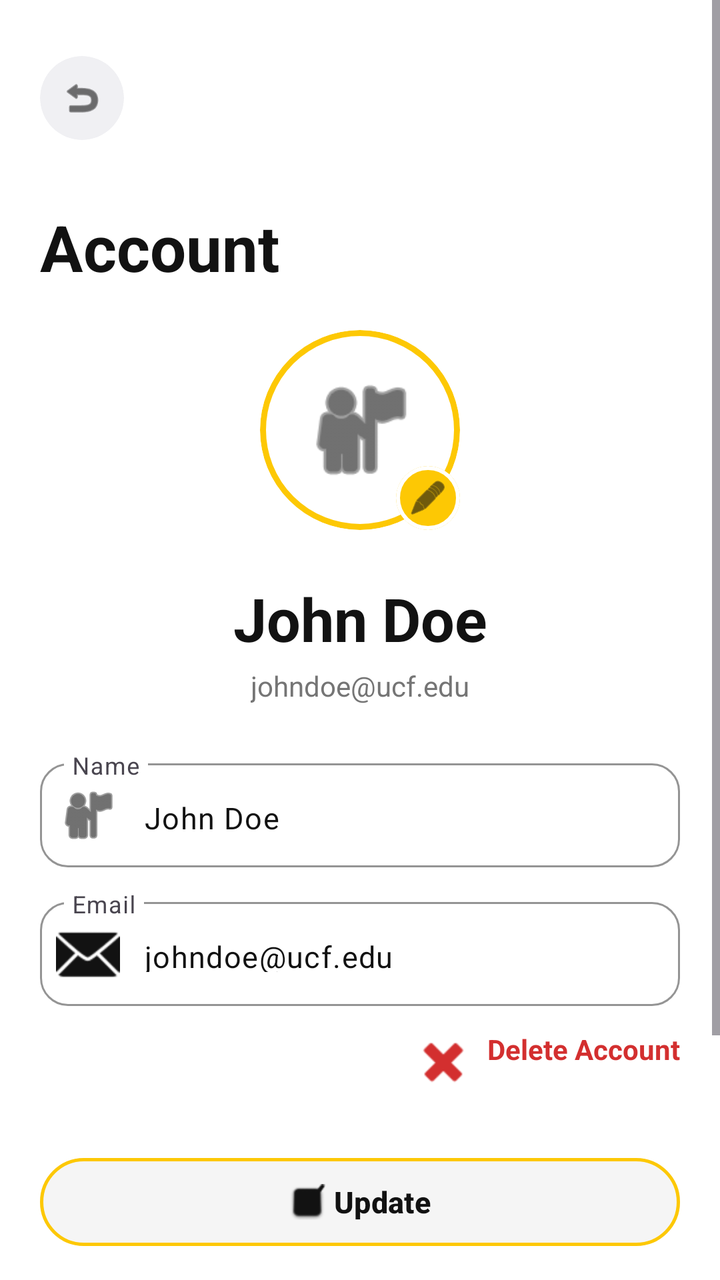
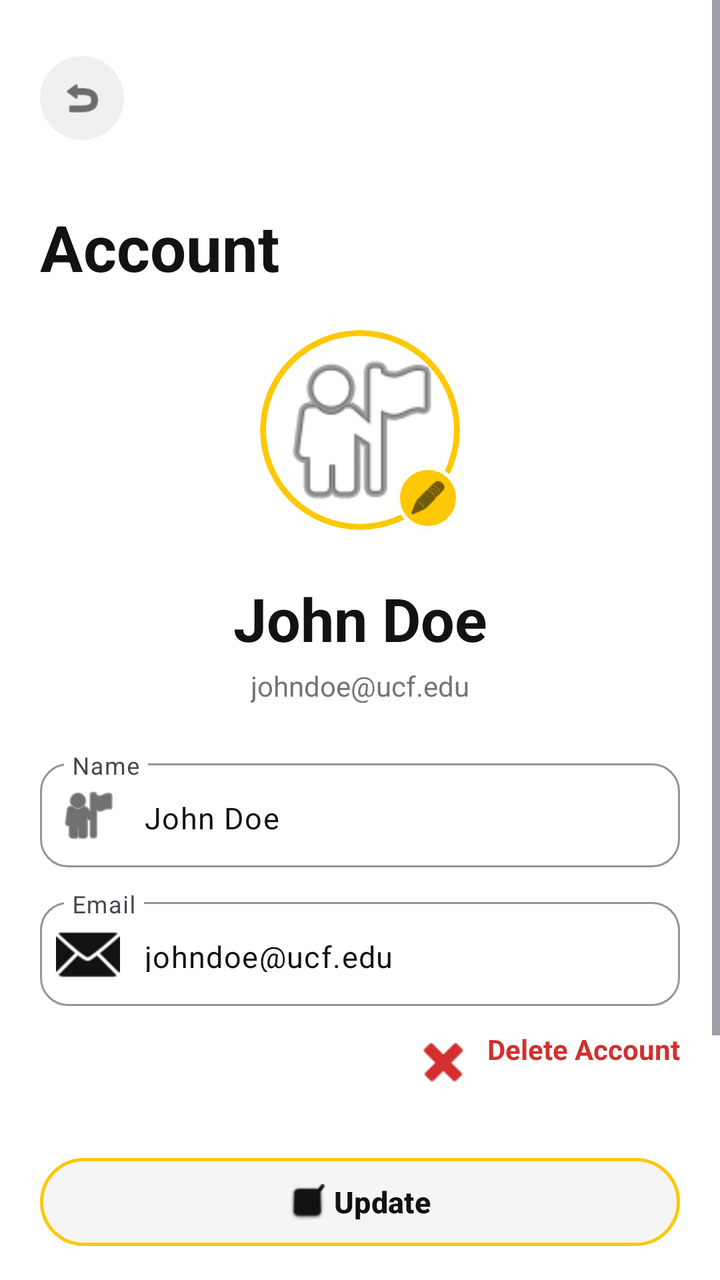

An Android layout rendered at two revisions. The XML below is the earlier revision; the diff shows what the commit changed to produce the second picture.
<!-- AndroidManifest.xml: application theme Theme.AudioGraffiti -->
<!-- res/layout/setting_account_page.xml -->
<?xml version="1.0" encoding="utf-8"?>
<ScrollView xmlns:android="http://schemas.android.com/apk/res/android"
    xmlns:app="http://schemas.android.com/apk/res-auto"
    xmlns:tools="http://schemas.android.com/tools"
    android:layout_width="match_parent"
    android:layout_height="match_parent"
    android:background="#FFFFFF"
    android:fillViewport="true">

    <androidx.constraintlayout.widget.ConstraintLayout
        android:layout_width="match_parent"
        android:layout_height="wrap_content"
        android:padding="20dp">

        
        <com.google.android.material.card.MaterialCardView
            android:id="@+id/back_button_card"
            android:layout_width="42dp"
            android:layout_height="42dp"
            android:layout_marginTop="8dp"
            app:cardBackgroundColor="#F0F0F3"
            app:cardCornerRadius="21dp"
            app:cardElevation="0dp"
            app:strokeWidth="0dp"
            app:layout_constraintStart_toStartOf="parent"
            app:layout_constraintTop_toTopOf="parent">

            <ImageView
                android:layout_width="match_parent"
                android:layout_height="match_parent"
                android:padding="10dp"
                android:src="@android:drawable/ic_menu_revert"
                app:tint="#121212" />
        </com.google.android.material.card.MaterialCardView>

        
        <TextView
            android:id="@+id/screen_title"
            android:layout_width="wrap_content"
            android:layout_height="wrap_content"
            android:layout_marginTop="32dp"
            android:text="Account"
            android:textColor="#121212"
            android:textSize="32sp"
            android:textStyle="bold"
            app:layout_constraintStart_toStartOf="parent"
            app:layout_constraintTop_toBottomOf="@+id/back_button_card" />

        
        <FrameLayout
            android:id="@+id/avatar_container"
            android:layout_width="100dp"
            android:layout_height="100dp"
            android:layout_marginTop="20dp"
            app:layout_constraintEnd_toEndOf="parent"
            app:layout_constraintStart_toStartOf="parent"
            app:layout_constraintTop_toBottomOf="@+id/screen_title">

            
            <com.google.android.material.card.MaterialCardView
                android:layout_width="100dp"
                android:layout_height="100dp"
                app:cardBackgroundColor="#FFFFFF"
                app:cardCornerRadius="50dp"
                app:cardElevation="0dp"
                app:strokeColor="#FDC804"
                app:strokeWidth="3dp">

                <ImageView
                    android:id="@+id/avatar_imageView"
                    android:layout_width="match_parent"
                    android:layout_height="match_parent"
                    android:padding="20dp"
                    android:src="@android:drawable/ic_menu_myplaces"
                    app:tint="#121212" />
            </com.google.android.material.card.MaterialCardView>

            
            <com.google.android.material.card.MaterialCardView
                android:id="@+id/edit_avatar_badge"
                android:layout_width="32dp"
                android:layout_height="32dp"
                android:layout_gravity="bottom|end"
                app:cardBackgroundColor="#FDC804"
                app:cardCornerRadius="16dp"
                app:cardElevation="0dp"
                app:strokeColor="#FFFFFF"
                app:strokeWidth="2dp">

                <ImageView
                    android:layout_width="match_parent"
                    android:layout_height="match_parent"
                    android:padding="6dp"
                    android:src="@android:drawable/ic_menu_edit"
                    app:tint="#121212" />
            </com.google.android.material.card.MaterialCardView>
        </FrameLayout>

        
        <TextView
            android:id="@+id/username_textView"
            android:layout_width="wrap_content"
            android:layout_height="wrap_content"
            android:layout_marginTop="24dp"
            android:text="John Doe"
            android:textColor="#121212"
            android:textSize="30sp"
            android:textStyle="bold"
            app:layout_constraintEnd_toEndOf="parent"
            app:layout_constraintStart_toStartOf="parent"
            app:layout_constraintTop_toBottomOf="@+id/avatar_container" />

        
        <TextView
            android:id="@+id/email_textView"
            android:layout_width="wrap_content"
            android:layout_height="wrap_content"
            android:layout_marginTop="4dp"
            android:text="johndoe@ucf.edu"
            android:textColor="#757575"
            android:textSize="14sp"
            app:layout_constraintEnd_toEndOf="parent"
            app:layout_constraintStart_toStartOf="parent"
            app:layout_constraintTop_toBottomOf="@+id/username_textView" />

        
        <LinearLayout
            android:id="@+id/input_fields_container"
            android:layout_width="0dp"
            android:layout_height="wrap_content"
            android:layout_marginTop="24dp"
            android:orientation="vertical"
            app:layout_constraintEnd_toEndOf="parent"
            app:layout_constraintStart_toStartOf="parent"
            app:layout_constraintTop_toBottomOf="@+id/email_textView">

            
            <com.google.android.material.textfield.TextInputLayout
                android:id="@+id/nameInputLayout"
                style="@style/Widget.Material3.TextInputLayout.OutlinedBox"
                android:layout_width="match_parent"
                android:layout_height="wrap_content"
                android:layout_marginBottom="12dp"
                android:hint="Name"
                app:boxCornerRadiusBottomEnd="14dp"
                app:boxCornerRadiusBottomStart="14dp"
                app:boxCornerRadiusTopEnd="14dp"
                app:boxCornerRadiusTopStart="14dp"
                app:boxStrokeColor="#FDC804"
                app:startIconDrawable="@android:drawable/ic_menu_myplaces"
                app:startIconTint="#121212">

                <com.google.android.material.textfield.TextInputEditText
                    android:id="@+id/userName_edit"
                    android:layout_width="match_parent"
                    android:layout_height="52dp"
                    android:inputType="textPersonName"
                    android:text="John Doe"
                    android:textColor="#121212"
                    android:textSize="15sp" />
            </com.google.android.material.textfield.TextInputLayout>

            
            <com.google.android.material.textfield.TextInputLayout
                android:id="@+id/emailInputLayout"
                style="@style/Widget.Material3.TextInputLayout.OutlinedBox"
                android:layout_width="match_parent"
                android:layout_height="wrap_content"
                android:hint="Email"
                app:boxCornerRadiusBottomEnd="14dp"
                app:boxCornerRadiusBottomStart="14dp"
                app:boxCornerRadiusTopEnd="14dp"
                app:boxCornerRadiusTopStart="14dp"
                app:boxStrokeColor="#FDC804"
                app:startIconDrawable="@android:drawable/ic_dialog_email"
                app:startIconTint="#121212">

                <com.google.android.material.textfield.TextInputEditText
                    android:id="@+id/email_edit"
                    android:layout_width="match_parent"
                    android:layout_height="52dp"
                    android:inputType="textEmailAddress"
                    android:text="johndoe@ucf.edu"
                    android:textColor="#121212"
                    android:textSize="15sp" />
            </com.google.android.material.textfield.TextInputLayout>

        </LinearLayout>

        
        <TextView
            android:id="@+id/deleteAccount_textLink"
            android:layout_width="wrap_content"
            android:layout_height="wrap_content"
            android:layout_marginTop="12dp"
            android:drawablePadding="6dp"
            android:text="Delete Account"
            android:textColor="#D32F2F"
            android:textSize="14sp"
            android:textStyle="bold"
            app:drawableStartCompat="@android:drawable/ic_delete"
            app:drawableTint="#D32F2F"
            app:layout_constraintEnd_toEndOf="parent"
            app:layout_constraintTop_toBottomOf="@+id/input_fields_container" />

        
        <LinearLayout
            android:id="@+id/buttons_container"
            android:layout_width="0dp"
            android:layout_height="wrap_content"
            android:layout_marginTop="28dp"
            android:orientation="vertical"
            app:layout_constraintBottom_toBottomOf="parent"
            app:layout_constraintEnd_toEndOf="parent"
            app:layout_constraintStart_toStartOf="parent"
            app:layout_constraintTop_toBottomOf="@+id/deleteAccount_textLink"
            app:layout_constraintVertical_bias="1.0">

            
            <Button
                android:id="@+id/update_button"
                style="@style/Widget.Material3.Button.OutlinedButton"
                android:layout_width="match_parent"
                android:layout_height="52dp"
                android:layout_marginBottom="12dp"
                android:backgroundTint="#F5F5F5"
                android:text="Update"
                android:textColor="#121212"
                android:textSize="15sp"
                android:textStyle="bold"
                app:cornerRadius="26dp"
                app:icon="@android:drawable/checkbox_on_background"
                app:iconGravity="textStart"
                app:iconTint="#121212"
                app:strokeColor="#FDC804"
                app:strokeWidth="1.5dp" />

            
            <Button
                android:id="@+id/editPassword_button"
                android:layout_width="match_parent"
                android:layout_height="52dp"
                android:layout_marginBottom="12dp"
                android:backgroundTint="#FDC804"
                android:text="Edit Password"
                android:textColor="#121212"
                android:textSize="15sp"
                android:textStyle="bold"
                app:cornerRadius="26dp" />

            
            <Button
                android:id="@+id/logout_button_account"
                android:layout_width="match_parent"
                android:layout_height="52dp"
                android:layout_marginBottom="16dp"
                android:backgroundTint="#FDC804"
                android:text="Log Out"
                android:textColor="#121212"
                android:textSize="15sp"
                android:textStyle="bold"
                app:cornerRadius="26dp" />

        </LinearLayout>

    </androidx.constraintlayout.widget.ConstraintLayout>

</ScrollView>
<!-- resources referenced by this layout -->
<resources>
  <style name="Theme.AudioGraffiti" parent="Base.Theme.AudioGraffiti" />
  <style name="Base.Theme.AudioGraffiti" parent="Theme.Material3.DayNight.NoActionBar">
          
      </style>
</resources>

<!-- the commit's change to res/layout/setting_account_page.xml (unified diff, before → after) -->
@@ -28,6 +28,7 @@
             <ImageView
                 android:layout_width="match_parent"
                 android:layout_height="match_parent"
+                android:contentDescription="Back"
                 android:padding="10dp"
                 android:src="@android:drawable/ic_menu_revert"
                 app:tint="#121212" />
@@ -70,9 +71,10 @@
                     android:id="@+id/avatar_imageView"
                     android:layout_width="match_parent"
                     android:layout_height="match_parent"
-                    android:padding="20dp"
-                    android:src="@android:drawable/ic_menu_myplaces"
-                    app:tint="#121212" />
+                    android:contentDescription="Profile Avatar"
+                    android:padding="4dp"
+                    android:scaleType="centerCrop"
+                    android:src="@android:drawable/ic_menu_myplaces" />
             </com.google.android.material.card.MaterialCardView>
 
             
@@ -90,6 +92,7 @@
                 <ImageView
                     android:layout_width="match_parent"
                     android:layout_height="match_parent"
+                    android:contentDescription="Edit Avatar"
                     android:padding="6dp"
                     android:src="@android:drawable/ic_menu_edit"
                     app:tint="#121212" />
